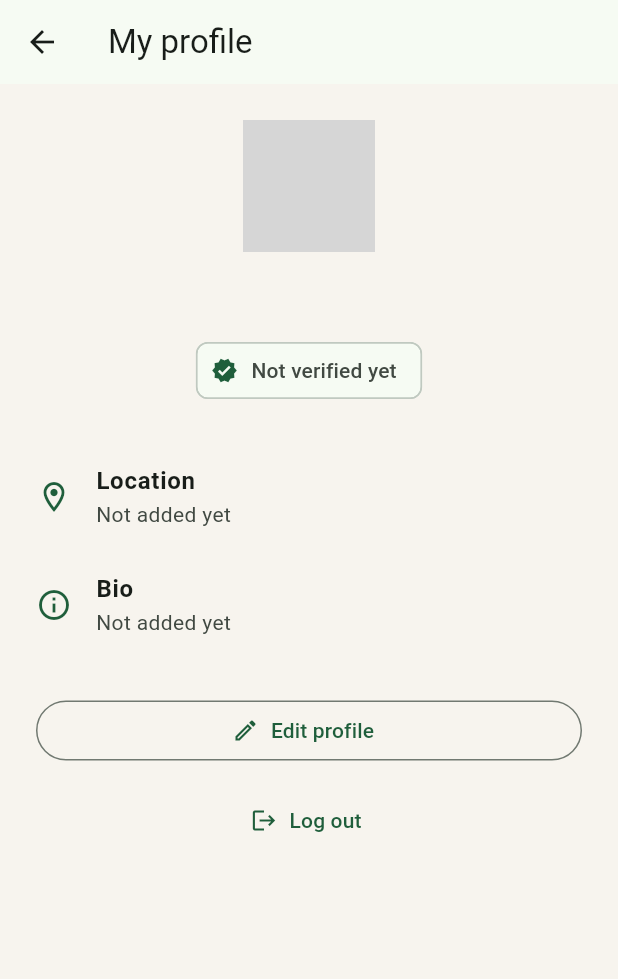
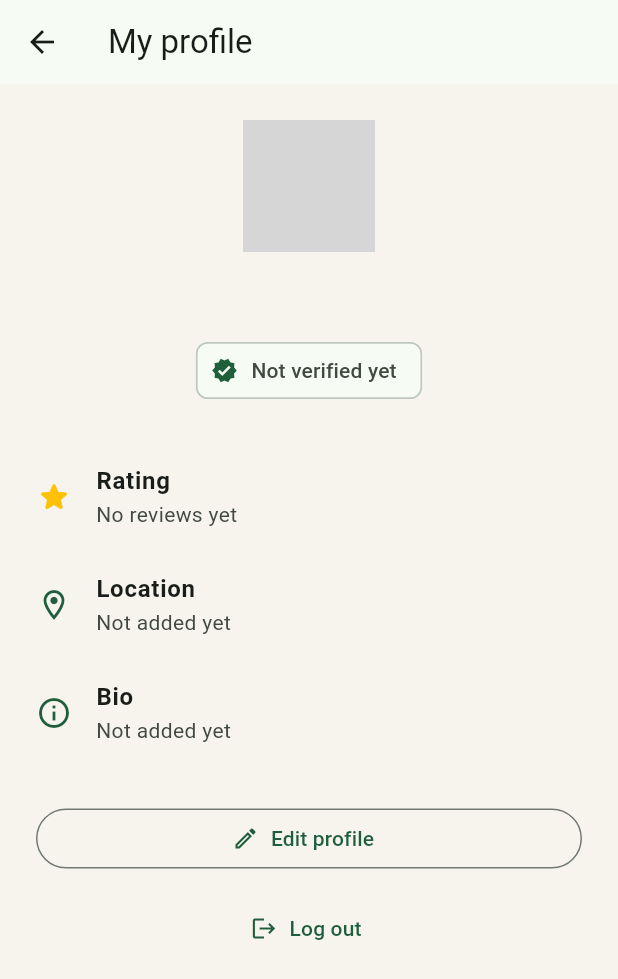
Before and after one commit to ishejaladouce/reuse-marketplace-group3, a Flutter app: the screen it shows once a user with an empty profile is signed in, after a tap on "My profile", on a phone screen of 412 x 824 dp. Shown: the top 979 px of the screen. Run offline on Flutter 3.47's test engine with Material 3 defaults, Android fonts, the phone set to English and light mode, and no system bars; our stand-ins replace cloud_firestore, firebase_auth, firebase_core, flutter_riverpod, go_router, material_ui; accounts and stored records are empty; network calls fail; grey boxes are pictures that could not be loaded.

Commit message:
Add review routes, rating on profile and test entry point

```diff
--- a/lib/app/router/app_router.dart
+++ b/lib/app/router/app_router.dart
@@ -13,6 +13,8 @@ import '../../features/auth/presentation/screens/welcome_screen.dart';
 import '../../features/profile/presentation/screens/edit_profile_screen.dart';
 import '../../features/profile/presentation/screens/profile_screen.dart';
 import '../../features/profile/presentation/screens/verification_screen.dart';
+import '../../features/reviews/presentation/screens/review_screen.dart';
+import '../../features/reviews/presentation/screens/seller_reviews_screen.dart';
 import '../temp_home_screen.dart';
 
 /// Screens anyone can open without being logged in.
@@ -51,6 +53,14 @@ final routerProvider = Provider<GoRouter>((ref) {
       GoRoute(path: '/profile', builder: (context, state) => const ProfileScreen()),
       GoRoute(path: '/profile/edit', builder: (context, state) => const EditProfileScreen()),
       GoRoute(path: '/profile/verify', builder: (context, state) => const VerificationScreen()),
+      GoRoute(
+        path: '/orders/:orderId/review',
+        builder: (context, state) => ReviewScreen(orderId: state.pathParameters['orderId']!),
+      ),
+      GoRoute(
+        path: '/users/:uid/reviews',
+        builder: (context, state) => SellerReviewsScreen(sellerId: state.pathParameters['uid']!),
+      ),
     ],
   );
 });
--- a/lib/app/temp_home_screen.dart
+++ b/lib/app/temp_home_screen.dart
@@ -15,18 +15,13 @@ class TempHomeScreen extends ConsumerWidget {
 
     return Scaffold(
       appBar: AppBar(title: const Text('Reuse Marketplace')),
-      body: SafeArea(
-        child: Center(
+      body: Center(
         child: Padding(
           padding: const EdgeInsets.all(24),
           child: Column(
             mainAxisSize: MainAxisSize.min,
             children: [
-                Text(
-                  'Welcome, $name!',
-                  textAlign: TextAlign.center,
-                  style: const TextStyle(fontSize: 18),
-                ),
+              Text('Welcome, $name!', style: const TextStyle(fontSize: 18)),
               const SizedBox(height: 24),
               FilledButton.icon(
                 onPressed: () => context.push('/profile'),
@@ -35,6 +30,12 @@ class TempHomeScreen extends ConsumerWidget {
               ),
               const SizedBox(height: 12),
               OutlinedButton.icon(
+                onPressed: () => context.push('/orders/test-order-1/review'),
+                icon: const Icon(Icons.rate_review_outlined),
+                label: const Text('Test: review an order'),
+              ),
+              const SizedBox(height: 12),
+              TextButton.icon(
                 onPressed: () => ref.read(authControllerProvider.notifier).signOut(),
                 icon: const Icon(Icons.logout),
                 label: const Text('Log out'),
@@ -43,7 +44,6 @@ class TempHomeScreen extends ConsumerWidget {
           ),
         ),
       ),
-      ),
     );
   }
 }
--- a/lib/features/profile/presentation/screens/profile_screen.dart
+++ b/lib/features/profile/presentation/screens/profile_screen.dart
@@ -4,6 +4,8 @@ import 'package:material_ui/material_ui.dart';
 
 import '../../../../app/theme/app_colors.dart';
 import '../../../auth/presentation/providers/auth_provider.dart';
+import '../../../reviews/data/models/review_model.dart';
+import '../../../reviews/presentation/providers/review_provider.dart';
 import '../../domain/entities/user_profile.dart';
 import '../providers/profile_provider.dart';
 
@@ -86,6 +88,7 @@ class _ProfileBody extends ConsumerWidget {
           ),
         ),
         const SizedBox(height: 24),
+        _RatingTile(uid: profile.uid),
         _InfoTile(
           icon: Icons.location_on_outlined,
           label: 'Location',
@@ -123,6 +126,32 @@ class _ProfileBody extends ConsumerWidget {
   }
 }
 
+/// Shows the seller's average rating and opens their reviews.
+class _RatingTile extends ConsumerWidget {
+  const _RatingTile({required this.uid});
+
+  final String uid;
+
+  @override
+  Widget build(BuildContext context, WidgetRef ref) {
+    final reviews = ref.watch(sellerReviewsProvider(uid)).asData?.value ?? const <Review>[];
+    final hasReviews = reviews.isNotEmpty;
+    final summary = hasReviews
+        ? '${averageRating(reviews).toStringAsFixed(1)} out of 5 '
+            '(${reviews.length} review${reviews.length == 1 ? '' : 's'})'
+        : 'No reviews yet';
+
+    return ListTile(
+      contentPadding: EdgeInsets.zero,
+      leading: const Icon(Icons.star_rounded, color: Colors.amber),
+      title: const Text('Rating', style: TextStyle(fontWeight: FontWeight.w600)),
+      subtitle: Text(summary),
+      trailing: hasReviews ? const Icon(Icons.chevron_right) : null,
+      onTap: hasReviews ? () => context.push('/users/$uid/reviews') : null,
+    );
+  }
+}
+
 class _InfoTile extends StatelessWidget {
   const _InfoTile({required this.icon, required this.label, required this.value});
 
```
Lines whose indentation alone changed are shown as unchanged.
